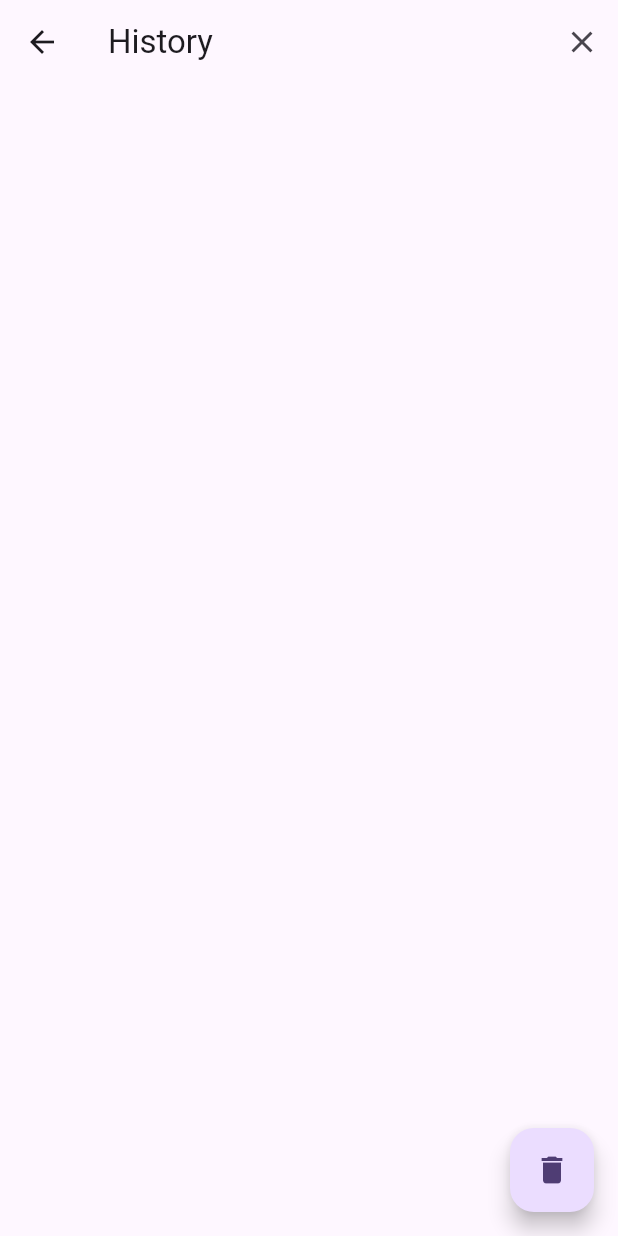
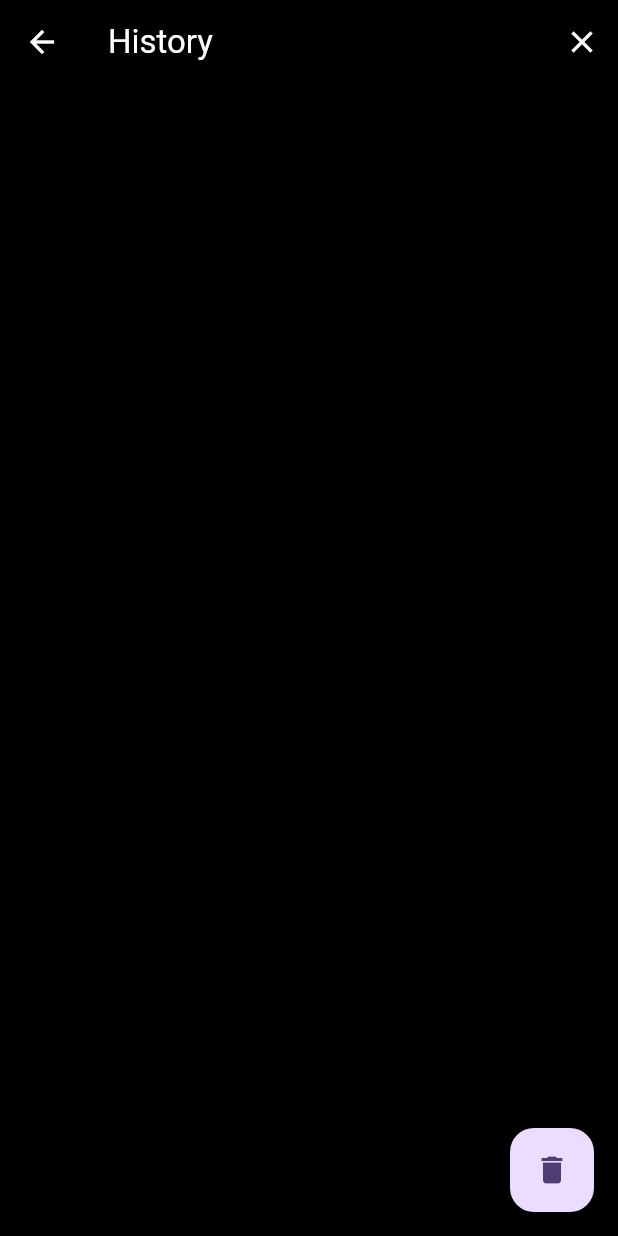
Before and after one commit to aliasghar256/calculatorapp_assignment, a Flutter app: the screen it shows after launch, after a tap on the "history" icon, on a phone screen of 412 x 824 dp. Run offline on Flutter 3.47's test engine with Material 3 defaults, Android fonts, the phone set to English and light mode, and no system bars.

Commit message:
Color Scheme Added

```diff
--- a/lib/main.dart
+++ b/lib/main.dart
@@ -3,6 +3,7 @@ import 'package:provider/provider.dart';
 
 void main() {
   runApp(
+
     MultiProvider(providers: [
       ChangeNotifierProvider(create: (context) => CalculatorProvider()),
       ChangeNotifierProvider(create: (context) => CalculatoryHistoryProvider()),
@@ -19,8 +20,10 @@ class MyApp extends StatelessWidget {
   Widget build(BuildContext context) {
     return MaterialApp(
       title: 'Calculator',
+      debugShowCheckedModeBanner: false,
       theme: ThemeData(
         colorScheme: ColorScheme.fromSeed(seedColor: Colors.deepPurple),
+
         useMaterial3: true,
       ),
       home: CalculatorPage(),
@@ -32,10 +35,9 @@ class CalculatorPage extends StatelessWidget {
   @override
   Widget build(BuildContext context) {
     return Scaffold(
-      appBar: AppBar(
-      actions: [
-          IconButton(
-            icon: Icon(Icons.history),
+      appBar: AppBar( backgroundColor: Colors.black,
+          leading: IconButton(
+            icon: Icon(Icons.history, color: Colors.white,  ),
             onPressed: () {
               // Navigate to the history page
               Navigator.push(
@@ -44,7 +46,7 @@ class CalculatorPage extends StatelessWidget {
               );
             },
           ),
-        ],),
+        ),
 
       body: Column(
         children: [
@@ -104,7 +106,7 @@ class CalculatorButtons extends StatelessWidget {
         onPressed: () {
           Provider.of<CalculatorProvider>(context, listen: false).input(text,context);
         },
-        child: Text(text, style: TextStyle(fontSize: 28, fontWeight: FontWeight.w300)),
+        child: Text(text, style: TextStyle(fontSize: 28, fontWeight: FontWeight.w400, )),
         style: ElevatedButton.styleFrom(
           backgroundColor: Color(int.parse(colorCode, radix: 16)) ,
           foregroundColor: Colors.white,
@@ -204,6 +206,8 @@ class CalculatorHistoryPage extends StatelessWidget {
     return Consumer<CalculatoryHistoryProvider>(builder: (context, historyProvider, child) {
       return Scaffold(
         appBar: AppBar(title: Text('History'),
+        backgroundColor: Colors.black,
+        foregroundColor: Colors.white,
         actions: [
           IconButton(
             icon: Icon(Icons.clear),
@@ -214,11 +218,14 @@ class CalculatorHistoryPage extends StatelessWidget {
           ),
         ],
         ),
+        backgroundColor: Colors.black,
+
         body: ListView.builder(
+
           itemCount: historyProvider.history.length,
           itemBuilder: (context, index) {
             return ListTile(
-              title: Text(historyProvider.history[index]),
+              title: Text(historyProvider.history[index], style: TextStyle(color: Colors.white, fontSize: 26, fontWeight: FontWeight.w300)),
             );
           },
         ),
```
